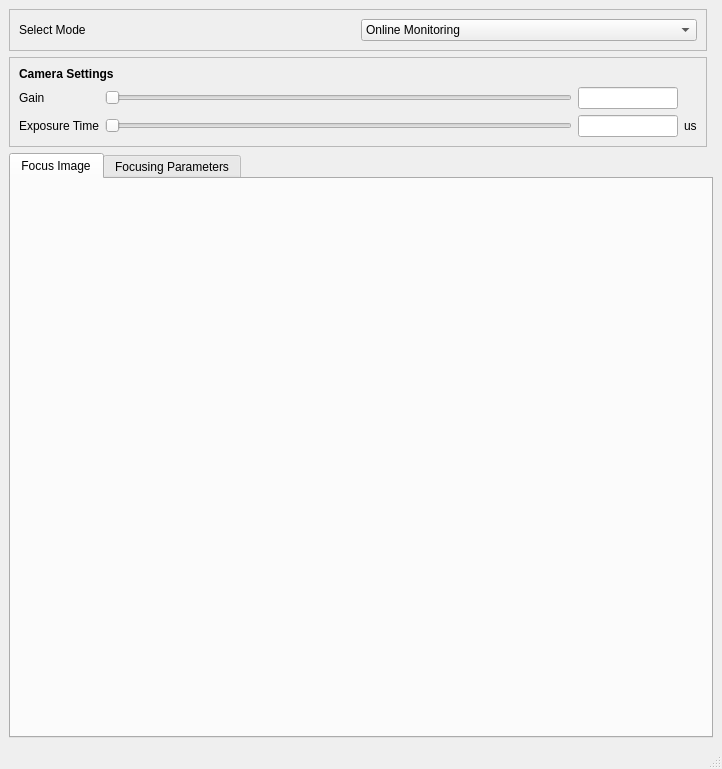
The window that FocusDiagnostics/focusdiagnosticsmainwindow.ui (dungducphan/TauExperimentDataAnalyzer) describes before a commit, drawn with Qt 5.
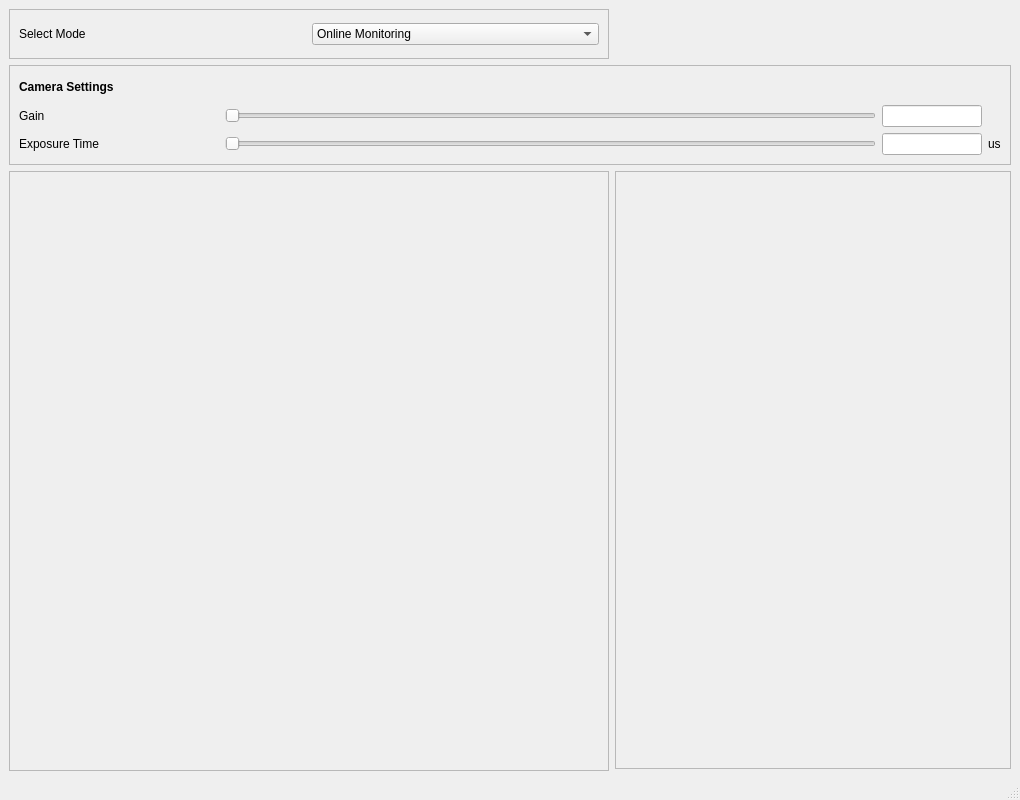
The same window after the commit.

```diff
--- a/FocusDiagnostics/focusdiagnosticsmainwindow.ui
+++ b/FocusDiagnostics/focusdiagnosticsmainwindow.ui
@@ -6,10 +6,22 @@
    <rect>
     <x>0</x>
     <y>0</y>
-    <width>722</width>
-    <height>769</height>
+    <width>1020</width>
+    <height>800</height>
    </rect>
   </property>
+  <property name="minimumSize">
+   <size>
+    <width>1020</width>
+    <height>800</height>
+   </size>
+  </property>
+  <property name="maximumSize">
+   <size>
+    <width>1020</width>
+    <height>800</height>
+   </size>
+  </property>
   <property name="windowTitle">
    <string>Focus Diagnostics</string>
   </property>
@@ -17,6 +29,18 @@
    <layout class="QGridLayout" name="gridLayout">
     <item row="0" column="0">
      <widget class="QFrame" name="frame">
+      <property name="minimumSize">
+       <size>
+        <width>400</width>
+        <height>50</height>
+       </size>
+      </property>
+      <property name="maximumSize">
+       <size>
+        <width>16777215</width>
+        <height>50</height>
+       </size>
+      </property>
       <property name="frameShape">
        <enum>QFrame::StyledPanel</enum>
       </property>
@@ -33,6 +57,12 @@
        </item>
        <item>
         <widget class="QComboBox" name="ComboBox_MODE">
+         <property name="minimumSize">
+          <size>
+           <width>250</width>
+           <height>0</height>
+          </size>
+         </property>
          <item>
           <property name="text">
            <string>Online Monitoring</string>
@@ -48,12 +78,71 @@
       </layout>
      </widget>
     </item>
-    <item row="1" column="0">
+    <item row="2" column="0">
+     <widget class="QFrame" name="frame_3">
+      <property name="minimumSize">
+       <size>
+        <width>600</width>
+        <height>600</height>
+       </size>
+      </property>
+      <property name="maximumSize">
+       <size>
+        <width>16777215</width>
+        <height>16777215</height>
+       </size>
+      </property>
+      <property name="frameShape">
+       <enum>QFrame::StyledPanel</enum>
+      </property>
+      <property name="frameShadow">
+       <enum>QFrame::Raised</enum>
+      </property>
+      <layout class="QGridLayout" name="gridLayout_3">
+       <item row="0" column="0">
+        <widget class="QWidget" name="widget_IMAGE_PROJ_Y" native="true"/>
+       </item>
+       <item row="0" column="1">
+        <widget class="QWidget" name="widget_IMAGE" native="true">
+         <property name="minimumSize">
+          <size>
+           <width>450</width>
+           <height>450</height>
+          </size>
+         </property>
+        </widget>
+       </item>
+       <item row="1" column="1">
+        <widget class="QWidget" name="widget_IMAGE_PROJ_X" native="true"/>
+       </item>
+      </layout>
+     </widget>
+    </item>
+    <item row="0" column="1">
+     <spacer name="horizontalSpacer">
+      <property name="orientation">
+       <enum>Qt::Horizontal</enum>
+      </property>
+      <property name="sizeHint" stdset="0">
+       <size>
+        <width>40</width>
+        <height>20</height>
+       </size>
+      </property>
+     </spacer>
+    </item>
+    <item row="1" column="0" colspan="2">
      <widget class="QFrame" name="frame_2">
       <property name="minimumSize">
        <size>
         <width>0</width>
-        <height>0</height>
+        <height>100</height>
+       </size>
+      </property>
+      <property name="maximumSize">
+       <size>
+        <width>16777215</width>
+        <height>100</height>
        </size>
       </property>
       <property name="baseSize">
@@ -69,8 +158,45 @@
        <enum>QFrame::Raised</enum>
       </property>
       <layout class="QGridLayout" name="gridLayout_2">
+       <item row="2" column="1">
+        <widget class="QSlider" name="horizontalSlider_2">
+         <property name="orientation">
+          <enum>Qt::Horizontal</enum>
+         </property>
+        </widget>
+       </item>
+       <item row="2" column="4">
+        <widget class="QLabel" name="label_4">
+         <property name="text">
+          <string>us</string>
+         </property>
+        </widget>
+       </item>
+       <item row="1" column="1">
+        <widget class="QSlider" name="horizontalSlider">
+         <property name="orientation">
+          <enum>Qt::Horizontal</enum>
+         </property>
+        </widget>
+       </item>
+       <item row="2" column="2" colspan="2">
+        <widget class="QLineEdit" name="lineEdit_2">
+         <property name="maximumSize">
+          <size>
+           <width>100</width>
+           <height>16777215</height>
+          </size>
+         </property>
+        </widget>
+       </item>
        <item row="1" column="0">
         <widget class="QLabel" name="label_2">
+         <property name="minimumSize">
+          <size>
+           <width>100</width>
+           <height>0</height>
+          </size>
+         </property>
          <property name="text">
           <string>Gain</string>
          </property>
@@ -78,12 +204,28 @@
        </item>
        <item row="2" column="0">
         <widget class="QLabel" name="label_3">
+         <property name="minimumSize">
+          <size>
+           <width>200</width>
+           <height>0</height>
+          </size>
+         </property>
          <property name="text">
           <string>Exposure Time</string>
          </property>
         </widget>
        </item>
-       <item row="0" column="0" colspan="3">
+       <item row="1" column="2" colspan="2">
+        <widget class="QLineEdit" name="lineEdit">
+         <property name="maximumSize">
+          <size>
+           <width>100</width>
+           <height>16777215</height>
+          </size>
+         </property>
+        </widget>
+       </item>
+       <item row="0" column="0">
         <widget class="QLabel" name="label">
          <property name="font">
           <font>
@@ -95,70 +237,17 @@
          </property>
         </widget>
        </item>
-       <item row="1" column="2" colspan="2">
-        <widget class="QLineEdit" name="lineEdit">
-         <property name="maximumSize">
-          <size>
-           <width>100</width>
-           <height>16777215</height>
-          </size>
-         </property>
-        </widget>
-       </item>
-       <item row="2" column="2" colspan="2">
-        <widget class="QLineEdit" name="lineEdit_2">
-         <property name="maximumSize">
-          <size>
-           <width>100</width>
-           <height>16777215</height>
-          </size>
-         </property>
-        </widget>
-       </item>
-       <item row="2" column="1">
-        <widget class="QSlider" name="horizontalSlider_2">
-         <property name="orientation">
-          <enum>Qt::Horizontal</enum>
-         </property>
-        </widget>
-       </item>
-       <item row="2" column="4">
-        <widget class="QLabel" name="label_4">
-         <property name="text">
-          <string>us</string>
-         </property>
-        </widget>
-       </item>
-       <item row="1" column="1">
-        <widget class="QSlider" name="horizontalSlider">
-         <property name="orientation">
-          <enum>Qt::Horizontal</enum>
-         </property>
-        </widget>
-       </item>
       </layout>
      </widget>
     </item>
-    <item row="2" column="0" colspan="2">
-     <widget class="QTabWidget" name="tabWidget">
-      <property name="currentIndex">
-       <number>0</number>
+    <item row="2" column="1">
+     <widget class="QFrame" name="frame_4">
+      <property name="frameShape">
+       <enum>QFrame::StyledPanel</enum>
       </property>
-      <widget class="QWidget" name="Tab_SIGNAL">
-       <attribute name="title">
-        <string>Focus Image</string>
-       </attribute>
-       <layout class="QGridLayout" name="gridLayout_3">
-        <item row="0" column="0">
-         <widget class="QWidget" name="widget" native="true"/>
-        </item>
-       </layout>
-      </widget>
-      <widget class="QWidget" name="Tab_ANALYSIS">
-       <attribute name="title">
-        <string>Focusing Parameters</string>
-       </attribute>
-      </widget>
+      <property name="frameShadow">
+       <enum>QFrame::Raised</enum>
+      </property>
      </widget>
     </item>
    </layout>
```
